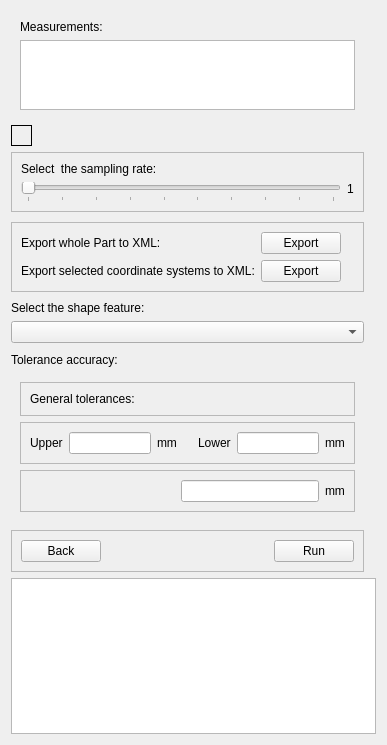
Above: UI/NewMeasure.ui from ny-kristof/Sandbox before the change. Below: the same form after it.
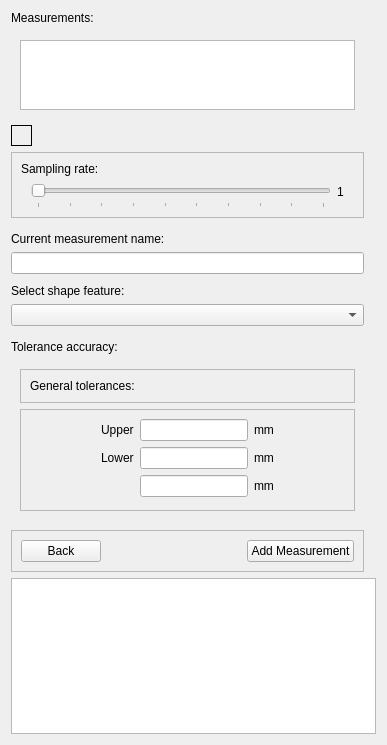
That is the form after the change.

Commit message: Fix: remove PySide6 references, feature: add editing for measurements, add top border on widgets, move exports from measurment widget to base widget, remove measurement if related document is deleted,

```diff
--- a/UI/NewMeasure.ui
+++ b/UI/NewMeasure.ui
@@ -19,9 +19,25 @@
     <verstretch>0</verstretch>
    </sizepolicy>
   </property>
+  <property name="styleSheet">
+   <string notr="true">QLabel { qproperty-alignment: AlignLeft | AlignVCenter; }</string>
+  </property>
   <layout class="QGridLayout" name="gridLayout">
    <item row="4" column="0">
-    <spacer name="verticalSpacer_2">
+    <spacer name="verticalSpacer_6">
+     <property name="orientation">
+      <enum>Qt::Orientation::Vertical</enum>
+     </property>
+     <property name="sizeHint" stdset="0">
+      <size>
+       <width>20</width>
+       <height>40</height>
+      </size>
+     </property>
+    </spacer>
+   </item>
+   <item row="12" column="0">
+    <spacer name="verticalSpacer_7">
      <property name="orientation">
       <enum>Qt::Orientation::Vertical</enum>
      </property>
@@ -34,64 +50,61 @@
     </spacer>
    </item>
    <item row="7" column="0">
+    <widget class="QLineEdit" name="MeasurementName"/>
+   </item>
+   <item row="13" column="0">
+    <widget class="QLabel" name="ToleranceLabel">
+     <property name="styleSheet">
+      <string notr="true">QLabel{
+	border-bottom: 1px solid black;
+}</string>
+     </property>
+     <property name="text">
+      <string>Tolerance accuracy:</string>
+     </property>
+    </widget>
+   </item>
+   <item row="9" column="0">
     <widget class="QLabel" name="label_2">
+     <property name="styleSheet">
+      <string notr="true">QLabel{
+	border-bottom: 1px solid black;
+}</string>
+     </property>
      <property name="text">
-      <string>Select the shape feature:</string>
+      <string>Select shape feature:</string>
      </property>
     </widget>
    </item>
-   <item row="5" column="0">
-    <widget class="QFrame" name="frame">
+   <item row="18" column="0" colspan="3">
+    <widget class="QTextEdit" name="textbox">
+     <property name="readOnly">
+      <bool>true</bool>
+     </property>
+    </widget>
+   </item>
+   <item row="0" column="0">
+    <widget class="QLabel" name="MeasurementsListLabel">
+     <property name="styleSheet">
+      <string notr="true">QLabel{
+	border-bottom: 1px solid black;
+}</string>
+     </property>
+     <property name="text">
+      <string>Measurements:</string>
+     </property>
+    </widget>
+   </item>
+   <item row="3" column="0">
+    <widget class="QFrame" name="ExtraSettingsFrame">
      <property name="frameShape">
       <enum>QFrame::Shape::StyledPanel</enum>
      </property>
      <property name="frameShadow">
       <enum>QFrame::Shadow::Raised</enum>
      </property>
-     <layout class="QGridLayout" name="gridLayout_4">
-      <item row="1" column="3">
-       <widget class="QLabel" name="InfoLabel2">
-        <property name="text">
-         <string/>
-        </property>
-       </widget>
-      </item>
-      <item row="0" column="3">
-       <widget class="QLabel" name="InfoLabel1">
-        <property name="text">
-         <string/>
-        </property>
-       </widget>
-      </item>
-      <item row="1" column="2">
-       <widget class="QPushButton" name="ExportCoordinateSystemBtn">
-        <property name="text">
-         <string>Export</string>
-        </property>
-       </widget>
-      </item>
+     <layout class="QGridLayout" name="gridLayout_3">
       <item row="1" column="0">
-       <widget class="QLabel" name="label_8">
-        <property name="text">
-         <string>Export selected coordinate systems to XML:</string>
-        </property>
-       </widget>
-      </item>
-      <item row="0" column="0">
-       <widget class="QLabel" name="label_9">
-        <property name="text">
-         <string>Export whole Part to XML:</string>
-        </property>
-       </widget>
-      </item>
-      <item row="0" column="2">
-       <widget class="QPushButton" name="ExportWholePartBtn">
-        <property name="text">
-         <string>Export</string>
-        </property>
-       </widget>
-      </item>
-      <item row="0" column="1">
        <spacer name="horizontalSpacer_4">
         <property name="orientation">
          <enum>Qt::Orientation::Horizontal</enum>
@@ -104,9 +117,218 @@
         </property>
        </spacer>
       </item>
+      <item row="1" column="2">
+       <widget class="QLabel" name="SliderLabel">
+        <property name="sizePolicy">
+         <sizepolicy hsizetype="Preferred" vsizetype="Preferred">
+          <horstretch>0</horstretch>
+          <verstretch>0</verstretch>
+         </sizepolicy>
+        </property>
+        <property name="text">
+         <string>1</string>
+        </property>
+       </widget>
+      </item>
+      <item row="1" column="1" rowspan="2">
+       <widget class="QSlider" name="SamplingRate">
+        <property name="sizePolicy">
+         <sizepolicy hsizetype="Expanding" vsizetype="Preferred">
+          <horstretch>0</horstretch>
+          <verstretch>0</verstretch>
+         </sizepolicy>
+        </property>
+        <property name="minimumSize">
+         <size>
+          <width>300</width>
+          <height>0</height>
+         </size>
+        </property>
+        <property name="minimum">
+         <number>1</number>
+        </property>
+        <property name="maximum">
+         <number>10</number>
+        </property>
+        <property name="pageStep">
+         <number>2</number>
+        </property>
+        <property name="value">
+         <number>1</number>
+        </property>
+        <property name="tracking">
+         <bool>false</bool>
+        </property>
+        <property name="orientation">
+         <enum>Qt::Orientation::Horizontal</enum>
+        </property>
+        <property name="tickPosition">
+         <enum>QSlider::TickPosition::TicksBelow</enum>
+        </property>
+        <property name="tickInterval">
+         <number>1</number>
+        </property>
+       </widget>
+      </item>
+      <item row="1" column="3">
+       <spacer name="horizontalSpacer_5">
+        <property name="orientation">
+         <enum>Qt::Orientation::Horizontal</enum>
+        </property>
+        <property name="sizeHint" stdset="0">
+         <size>
+          <width>40</width>
+          <height>20</height>
+         </size>
+        </property>
+       </spacer>
+      </item>
+      <item row="0" column="0" colspan="4">
+       <widget class="QLabel" name="label_4">
+        <property name="styleSheet">
+         <string notr="true">QLabel{
+	border-bottom: 1px solid black;
+}</string>
+        </property>
+        <property name="text">
+         <string>Sampling rate:</string>
+        </property>
+       </widget>
+      </item>
      </layout>
     </widget>
    </item>
+   <item row="8" column="0">
+    <spacer name="verticalSpacer_2">
+     <property name="orientation">
+      <enum>Qt::Orientation::Vertical</enum>
+     </property>
+     <property name="sizeHint" stdset="0">
+      <size>
+       <width>20</width>
+       <height>40</height>
+      </size>
+     </property>
+    </spacer>
+   </item>
+   <item row="6" column="0">
+    <widget class="QLabel" name="MeasurementNameLabel">
+     <property name="styleSheet">
+      <string notr="true">QLabel{
+ border-bottom: 1px solid  black;
+}</string>
+     </property>
+     <property name="text">
+      <string>Current measurement name:</string>
+     </property>
+    </widget>
+   </item>
+   <item row="11" column="0">
+    <spacer name="verticalSpacer_3">
+     <property name="orientation">
+      <enum>Qt::Orientation::Vertical</enum>
+     </property>
+     <property name="sizeHint" stdset="0">
+      <size>
+       <width>20</width>
+       <height>40</height>
+      </size>
+     </property>
+    </spacer>
+   </item>
+   <item row="16" column="0">
+    <widget class="QFrame" name="ConrolButtons">
+     <property name="styleSheet">
+      <string notr="true"/>
+     </property>
+     <property name="frameShape">
+      <enum>QFrame::Shape::StyledPanel</enum>
+     </property>
+     <property name="frameShadow">
+      <enum>QFrame::Shadow::Raised</enum>
+     </property>
+     <layout class="QHBoxLayout" name="horizontalLayout">
+      <item>
+       <widget class="QPushButton" name="MeasureCancelBtn">
+        <property name="sizePolicy">
+         <sizepolicy hsizetype="Fixed" vsizetype="Fixed">
+          <horstretch>0</horstretch>
+          <verstretch>0</verstretch>
+         </sizepolicy>
+        </property>
+        <property name="styleSheet">
+         <string notr="true"/>
+        </property>
+        <property name="text">
+         <string>Back</string>
+        </property>
+       </widget>
+      </item>
+      <item>
+       <spacer name="horizontalSpacer_2">
+        <property name="orientation">
+         <enum>Qt::Orientation::Horizontal</enum>
+        </property>
+        <property name="sizeHint" stdset="0">
+         <size>
+          <width>40</width>
+          <height>20</height>
+         </size>
+        </property>
+       </spacer>
+      </item>
+      <item>
+       <widget class="QPushButton" name="MeasureBtn">
+        <property name="sizePolicy">
+         <sizepolicy hsizetype="Fixed" vsizetype="Fixed">
+          <horstretch>0</horstretch>
+          <verstretch>0</verstretch>
+         </sizepolicy>
+        </property>
+        <property name="styleSheet">
+         <string notr="true"/>
+        </property>
+        <property name="text">
+         <string>Add Measurement</string>
+        </property>
+       </widget>
+      </item>
+     </layout>
+    </widget>
+   </item>
+   <item row="15" column="0">
+    <spacer name="verticalSpacer">
+     <property name="orientation">
+      <enum>Qt::Orientation::Vertical</enum>
+     </property>
+     <property name="sizeHint" stdset="0">
+      <size>
+       <width>20</width>
+       <height>40</height>
+      </size>
+     </property>
+    </spacer>
+   </item>
+   <item row="5" column="0">
+    <spacer name="verticalSpacer_5">
+     <property name="orientation">
+      <enum>Qt::Orientation::Vertical</enum>
+     </property>
+     <property name="sizeHint" stdset="0">
+      <size>
+       <width>20</width>
+       <height>40</height>
+      </size>
+     </property>
+    </spacer>
+   </item>
+   <item row="10" column="0">
+    <widget class="QComboBox" name="MeasureTypeCombobox">
+     <property name="placeholderText">
+      <string>Select shape feature...</string>
+     </property>
+    </widget>
+   </item>
    <item row="1" column="0">
     <widget class="QWidget" name="Measurements" native="true">
      <property name="enabled">
@@ -131,13 +353,6 @@
       </size>
      </property>
      <layout class="QVBoxLayout" name="verticalLayout_2">
-      <item>
-       <widget class="QLabel" name="label">
-        <property name="text">
-         <string>Measurements:</string>
-        </property>
-       </widget>
-      </item>
       <item>
        <widget class="QListWidget" name="MeasurementsList">
         <property name="sizePolicy">
@@ -163,153 +378,9 @@
      </layout>
     </widget>
    </item>
-   <item row="12" column="0">
-    <spacer name="verticalSpacer">
-     <property name="orientation">
-      <enum>Qt::Orientation::Vertical</enum>
-     </property>
-     <property name="sizeHint" stdset="0">
-      <size>
-       <width>20</width>
-       <height>40</height>
-      </size>
-     </property>
-    </spacer>
-   </item>
-   <item row="9" column="0">
-    <spacer name="verticalSpacer_3">
-     <property name="orientation">
-      <enum>Qt::Orientation::Vertical</enum>
-     </property>
-     <property name="sizeHint" stdset="0">
-      <size>
-       <width>20</width>
-       <height>40</height>
-      </size>
-     </property>
-    </spacer>
-   </item>
-   <item row="3" column="0">
-    <widget class="QFrame" name="ExtraSettingsFrame">
-     <property name="frameShape">
-      <enum>QFrame::Shape::StyledPanel</enum>
-     </property>
-     <property name="frameShadow">
-      <enum>QFrame::Shadow::Raised</enum>
-     </property>
-     <layout class="QGridLayout" name="gridLayout_3">
-      <item row="1" column="0" rowspan="2">
-       <widget class="QSlider" name="SamplingRate">
-        <property name="sizePolicy">
-         <sizepolicy hsizetype="Expanding" vsizetype="Preferred">
-          <horstretch>0</horstretch>
-          <verstretch>0</verstretch>
-         </sizepolicy>
-        </property>
-        <property name="minimumSize">
-         <size>
-          <width>300</width>
-          <height>0</height>
-         </size>
-        </property>
-        <property name="minimum">
-         <number>1</number>
-        </property>
-        <property name="maximum">
-         <number>10</number>
-        </property>
-        <property name="pageStep">
-         <number>2</number>
-        </property>
-        <property name="value">
-         <number>1</number>
-        </property>
-        <property name="tracking">
-         <bool>false</bool>
-        </property>
-        <property name="orientation">
-         <enum>Qt::Orientation::Horizontal</enum>
-        </property>
-        <property name="tickPosition">
-         <enum>QSlider::TickPosition::TicksBelow</enum>
-        </property>
-        <property name="tickInterval">
-         <number>1</number>
-        </property>
-       </widget>
-      </item>
-      <item row="0" column="0">
-       <widget class="QLabel" name="label_4">
-        <property name="text">
-         <string>Select  the sampling rate:</string>
-        </property>
-       </widget>
-      </item>
-      <item row="1" column="1">
-       <widget class="QLabel" name="SliderLabel">
-        <property name="sizePolicy">
-         <sizepolicy hsizetype="Preferred" vsizetype="Preferred">
-          <horstretch>0</horstretch>
-          <verstretch>0</verstretch>
-         </sizepolicy>
-        </property>
-        <property name="text">
-         <string>1</string>
-        </property>
-       </widget>
-      </item>
-     </layout>
-    </widget>
-   </item>
-   <item row="11" column="0">
+   <item row="14" column="0">
     <widget class="QWidget" name="MeasureDetailsWidget" native="true">
      <layout class="QGridLayout" name="gridLayout_2">
-      <item row="3" column="0">
-       <widget class="QFrame" name="SignalEditContainer">
-        <property name="frameShape">
-         <enum>QFrame::Shape::StyledPanel</enum>
-        </property>
-        <property name="frameShadow">
-         <enum>QFrame::Shadow::Raised</enum>
-        </property>
-        <layout class="QHBoxLayout" name="horizontalLayout_3">
-         <item>
-          <spacer name="horizontalSpacer_3">
-           <property name="orientation">
-            <enum>Qt::Orientation::Horizontal</enum>
-           </property>
-           <property name="sizeHint" stdset="0">
-            <size>
-             <width>40</width>
-             <height>20</height>
-            </size>
-           </property>
-          </spacer>
-         </item>
-         <item>
-          <widget class="QLabel" name="PlusLessLabel">
-           <property name="text">
-            <string/>
-           </property>
-          </widget>
-         </item>
-         <item>
-          <widget class="QLineEdit" name="unitLineEdit">
-           <property name="alignment">
-            <set>Qt::AlignmentFlag::AlignRight|Qt::AlignmentFlag::AlignTrailing|Qt::AlignmentFlag::AlignVCenter</set>
-           </property>
-          </widget>
-         </item>
-         <item>
-          <widget class="QLabel" name="label_7">
-           <property name="text">
-            <string>mm</string>
-           </property>
-          </widget>
-         </item>
-        </layout>
-       </widget>
-      </item>
       <item row="2" column="0">
        <widget class="QFrame" name="DoubleEditContainer">
         <property name="styleSheet">
@@ -321,36 +392,9 @@
         <property name="frameShadow">
          <enum>QFrame::Shadow::Raised</enum>
         </property>
-        <layout class="QHBoxLayout" name="horizontalLayout_2">
-         <item>
-          <widget class="QLabel" name="label_5">
-           <property name="text">
-            <string>Upper</string>
-           </property>
-          </widget>
-         </item>
-         <item>
-          <widget class="QLineEdit" name="UpperToleranceLimit">
-           <property name="styleSheet">
-            <string notr="true"/>
-           </property>
-           <property name="alignment">
-            <set>Qt::AlignmentFlag::AlignRight|Qt::AlignmentFlag::AlignTrailing|Qt::AlignmentFlag::AlignVCenter</set>
-           </property>
-          </widget>
-         </item>
-         <item>
-          <widget class="QLabel" name="UpperUnitLabel">
-           <property name="enabled">
-            <bool>true</bool>
-           </property>
-           <property name="text">
-            <string>mm</string>
-           </property>
-          </widget>
-         </item>
-         <item>
-          <spacer name="horizontalSpacer">
+        <layout class="QGridLayout" name="gridLayout_4">
+         <item row="0" column="0">
+          <spacer name="horizontalSpacer_6">
            <property name="orientation">
             <enum>Qt::Orientation::Horizontal</enum>
            </property>
@@ -362,14 +406,21 @@
            </property>
           </spacer>
          </item>
-         <item>
-          <widget class="QLabel" name="label_6">
+         <item row="2" column="1">
+          <widget class="QLabel" name="PlusLessLabel">
            <property name="text">
-            <string>Lower</string>
+            <string/>
            </property>
           </widget>
          </item>
-         <item>
+         <item row="2" column="3">
+          <widget class="QLabel" name="ULToleranceUnit">
+           <property name="text">
+            <string>mm</string>
+           </property>
+          </widget>
+         </item>
+         <item row="1" column="2">
           <widget class="QLineEdit" name="LowerToleranceLimit">
            <property name="sizePolicy">
             <sizepolicy hsizetype="Preferred" vsizetype="Preferred">
@@ -394,13 +445,80 @@
            </property>
           </widget>
          </item>
-         <item>
+         <item row="1" column="3">
           <widget class="QLabel" name="LowerUnitLabel">
            <property name="text">
             <string>mm</string>
            </property>
           </widget>
          </item>
+         <item row="0" column="2">
+          <widget class="QLineEdit" name="UpperToleranceLimit">
+           <property name="styleSheet">
+            <string notr="true"/>
+           </property>
+           <property name="alignment">
+            <set>Qt::AlignmentFlag::AlignRight|Qt::AlignmentFlag::AlignTrailing|Qt::AlignmentFlag::AlignVCenter</set>
+           </property>
+          </widget>
+         </item>
+         <item row="2" column="2">
+          <widget class="QLineEdit" name="ULToleranceLimit">
+           <property name="alignment">
+            <set>Qt::AlignmentFlag::AlignRight|Qt::AlignmentFlag::AlignTrailing|Qt::AlignmentFlag::AlignVCenter</set>
+           </property>
+          </widget>
+         </item>
+         <item row="1" column="1">
+          <widget class="QLabel" name="LowerLabel">
+           <property name="text">
+            <string>Lower</string>
+           </property>
+          </widget>
+         </item>
+         <item row="0" column="3">
+          <widget class="QLabel" name="UpperUnitLabel">
+           <property name="enabled">
+            <bool>true</bool>
+           </property>
+           <property name="text">
+            <string>mm</string>
+           </property>
+          </widget>
+         </item>
+         <item row="0" column="4">
+          <spacer name="horizontalSpacer">
+           <property name="orientation">
+            <enum>Qt::Orientation::Horizontal</enum>
+           </property>
+           <property name="sizeHint" stdset="0">
+            <size>
+             <width>40</width>
+             <height>20</height>
+            </size>
+           </property>
+          </spacer>
+         </item>
+         <item row="0" column="1">
+          <widget class="QLabel" name="UpperLabel">
+           <property name="text">
+            <string>Upper</string>
+           </property>
+          </widget>
+         </item>
+         <item row="3" column="2">
+          <spacer name="verticalSpacer_4">
+           <property name="orientation">
+            <enum>Qt::Orientation::Vertical</enum>
+           </property>
+           <property name="sizeHint" stdset="0">
+            <size>
+             <width>20</width>
+             <height>40</height>
+            </size>
+           </property>
+          </spacer>
+         </item>
         </layout>
        </widget>
       </item>
@@ -441,103 +559,6 @@
      </property>
     </widget>
    </item>
-   <item row="8" column="0">
-    <widget class="QComboBox" name="MeasureTypeCombobox">
-     <property name="placeholderText">
-      <string>Select the shape feature...</string>
-     </property>
-    </widget>
-   </item>
-   <item row="13" column="0">
-    <widget class="QFrame" name="ConrolButtons">
-     <property name="styleSheet">
-      <string notr="true"/>
-     </property>
-     <property name="frameShape">
-      <enum>QFrame::Shape::StyledPanel</enum>
-     </property>
-     <property name="frameShadow">
-      <enum>QFrame::Shadow::Raised</enum>
-     </property>
-     <layout class="QHBoxLayout" name="horizontalLayout">
-      <item>
-       <widget class="QPushButton" name="MeasureCancelBtn">
-        <property name="sizePolicy">
-         <sizepolicy hsizetype="Fixed" vsizetype="Fixed">
-          <horstretch>0</horstretch>
-          <verstretch>0</verstretch>
-         </sizepolicy>
-        </property>
-        <property name="styleSheet">
-         <string notr="true"/>
-        </property>
-        <property name="text">
-         <string>Back</string>
-        </property>
-       </widget>
-      </item>
-      <item>
-       <spacer name="horizontalSpacer_2">
-        <property name="orientation">
-         <enum>Qt::Orientation::Horizontal</enum>
-        </property>
-        <property name="sizeHint" stdset="0">
-         <size>
-          <width>40</width>
-          <height>20</height>
-         </size>
-        </property>
-       </spacer>
-      </item>
-      <item>
-       <widget class="QPushButton" name="MeasureBtn">
-        <property name="sizePolicy">
-         <sizepolicy hsizetype="Fixed" vsizetype="Fixed">
-          <horstretch>0</horstretch>
-          <verstretch>0</verstretch>
-         </sizepolicy>
-        </property>
-        <property name="styleSheet">
-         <string notr="true"/>
-        </property>
-        <property name="text">
-         <string>Run</string>
-        </property>
-       </widget>
-      </item>
-     </layout>
-    </widget>
-   </item>
-   <item row="15" column="0" colspan="3">
-    <widget class="QTextEdit" name="textbox">
-     <property name="readOnly">
-      <bool>true</bool>
-     </property>
-    </widget>
-   </item>
-   <item row="6" column="0">
-    <spacer name="verticalSpacer_4">
-     <property name="orientation">
-      <enum>Qt::Orientation::Vertical</enum>
-     </property>
-     <property name="sizeHint" stdset="0">
-      <size>
-       <width>20</width>
-       <height>40</height>
-      </size>
-     </property>
-    </spacer>
-   </item>
-   <item row="10" column="0">
-    <widget class="QLabel" name="ToleranceLabel">
-     <property name="text">
-      <string>Tolerance accuracy:</string>
-     </property>
-     <property name="alignment">
-      <set>Qt::AlignmentFlag::AlignLeading|Qt::AlignmentFlag::AlignLeft|Qt::AlignmentFlag::AlignVCenter</set>
-     </property>
-    </widget>
-   </item>
   </layout>
  </widget>
  <resources/>
```
The commit also changes 14 other files.
